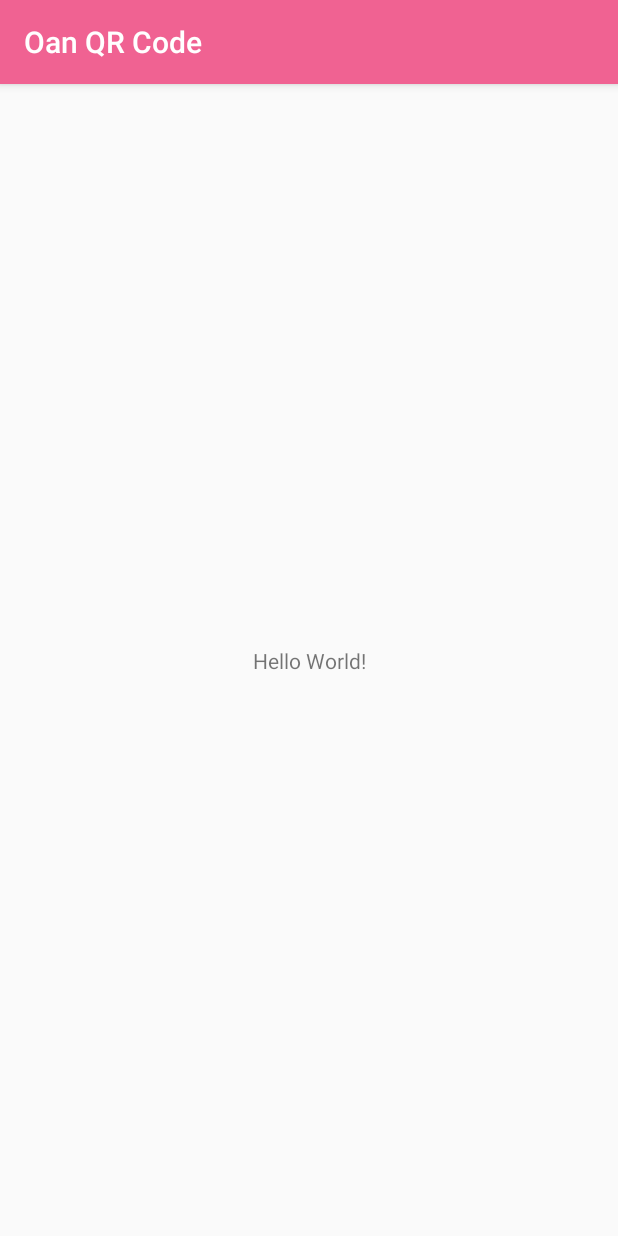
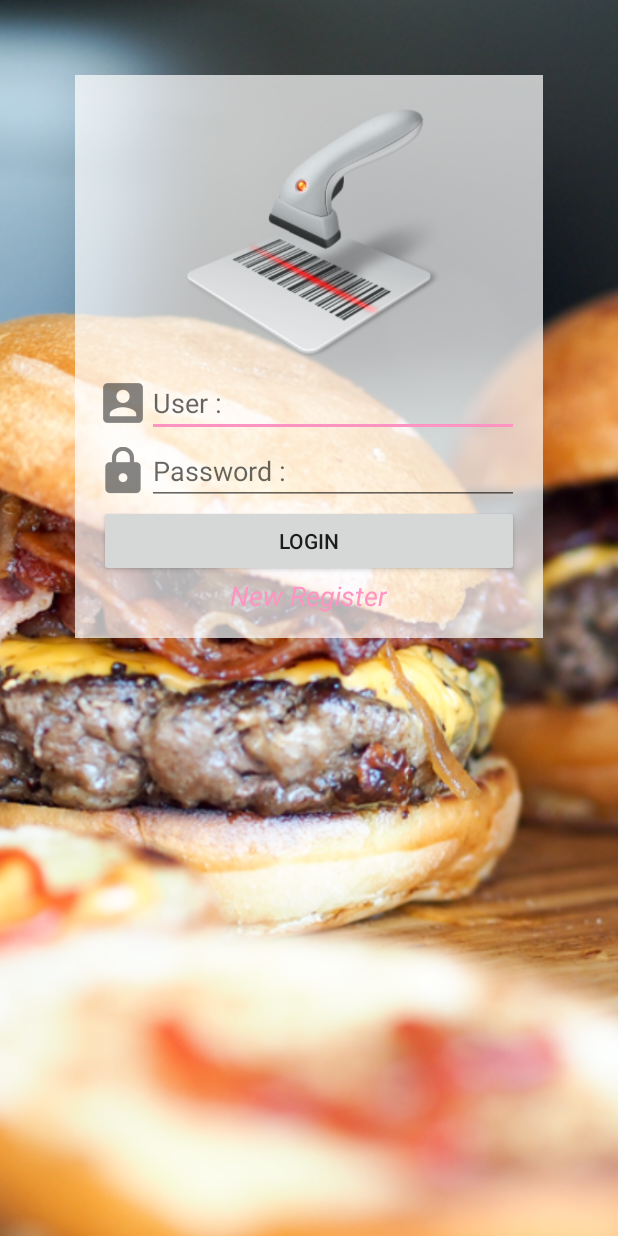
Before and after one commit to prawitn422/OanQRCode, an Android app: the screen it shows after launch (MainActivity), on a phone screen of 412 x 824 dp. Run offline under Robolectric (Android 15) with nearby library versions, the phone set to English and light mode, and no system bars.

Commit message:
Create MainFragment Success

```diff
--- a/app/src/main/AndroidManifest.xml
+++ b/app/src/main/AndroidManifest.xml
@@ -4,12 +4,12 @@
 
     <application
         android:allowBackup="true"
-        android:icon="@mipmap/ic_launcher"
+        android:icon="@drawable/logo"
         android:label="@string/app_name"
         android:roundIcon="@mipmap/ic_launcher_round"
         android:supportsRtl="true"
         android:theme="@style/AppTheme">
-        <activity android:name=".MainActivity">
+        <activity android:name=".MainActivity" android:screenOrientation="portrait">
             <intent-filter>
                 <action android:name="android.intent.action.MAIN" />
 
--- a/app/src/main/java/oansweety/cpn/co/th/oanqrcode/MainActivity.java
+++ b/app/src/main/java/oansweety/cpn/co/th/oanqrcode/MainActivity.java
@@ -2,6 +2,10 @@ package oansweety.cpn.co.th.oanqrcode;
 
 import android.support.v7.app.AppCompatActivity;
 import android.os.Bundle;
+
+import java.util.Collections;
+
+import oansweety.cpn.co.th.oanqrcode.fragment.MainFragment;
 
 public class MainActivity extends AppCompatActivity {
 
@@ -9,5 +13,17 @@ public class MainActivity extends AppCompatActivity {
     protected void onCreate(Bundle savedInstanceState) {
         super.onCreate(savedInstanceState);
         setContentView(R.layout.activity_main);
-    }
-}
+
+//        Add Fragment to Activity
+        if (savedInstanceState == null) {
+
+            getSupportFragmentManager().beginTransaction()
+                    .add(R.id.contentMainFragment, new MainFragment()).commit();
+
+        }
+
+
+
+    }   // Main Method
+
+}   // Main Class
--- /dev/null
+++ b/app/src/main/java/oansweety/cpn/co/th/oanqrcode/fragment/MainFragment.java
@@ -0,0 +1,24 @@
+package oansweety.cpn.co.th.oanqrcode.fragment;
+
+import android.os.Bundle;
+import android.support.annotation.Nullable;
+import android.support.v4.app.Fragment;
+import android.view.LayoutInflater;
+import android.view.View;
+import android.view.ViewGroup;
+
+import oansweety.cpn.co.th.oanqrcode.R;
+
+/**
+ * Created by kachutima on 7/3/2561.
+ */
+
+public class MainFragment extends Fragment{
+
+    @Nullable
+    @Override
+    public View onCreateView(LayoutInflater inflater, @Nullable ViewGroup container, @Nullable Bundle savedInstanceState) {
+        View view = inflater.inflate(R.layout.fragment_main, container, false);
+        return view;
+    }
+}   // Main Class
--- a/app/src/main/res/layout/activity_main.xml
+++ b/app/src/main/res/layout/activity_main.xml
@@ -6,13 +6,17 @@
     android:layout_height="match_parent"
     tools:context="oansweety.cpn.co.th.oanqrcode.MainActivity">
 
-    <TextView
-        android:layout_width="wrap_content"
-        android:layout_height="wrap_content"
-        android:text="Hello World!"
-        app:layout_constraintBottom_toBottomOf="parent"
-        app:layout_constraintLeft_toLeftOf="parent"
-        app:layout_constraintRight_toRightOf="parent"
-        app:layout_constraintTop_toTopOf="parent" />
+    <!--Wallpaper-->
+    <ImageView
+        android:scaleType="centerCrop"
+        android:src="@drawable/bg6"
+        android:layout_width="match_parent"
+        android:layout_height="match_parent" />
+
+    <!--Content of Fragment-->
+    <FrameLayout
+        android:id="@+id/contentMainFragment"
+        android:layout_width="match_parent"
+        android:layout_height="match_parent"/>
 
 </android.support.constraint.ConstraintLayout>
--- /dev/null
+++ b/app/src/main/res/layout/fragment_main.xml
@@ -0,0 +1,86 @@
+<?xml version="1.0" encoding="utf-8"?>
+<LinearLayout xmlns:android="http://schemas.android.com/apk/res/android"
+    android:id="@+id/x"
+    android:layout_width="match_parent"
+    android:layout_height="match_parent"
+    android:orientation="vertical">
+
+    <!--Content-->
+    <LinearLayout
+        android:background="#b4ffffff"
+        android:padding="@dimen/padding"
+        android:layout_width="match_parent"
+        android:layout_height="wrap_content"
+        android:layout_margin="@dimen/margin"
+        android:orientation="vertical">
+
+        <!--Logo-->
+        <ImageView
+            android:layout_width="@dimen/logo"
+            android:layout_height="@dimen/logo"
+            android:layout_gravity="center_horizontal"
+            android:src="@drawable/logo" />
+
+        <!--User-->
+        <LinearLayout
+            android:layout_width="match_parent"
+            android:layout_height="wrap_content"
+            android:orientation="horizontal">
+
+            <!--Icon-->
+            <ImageView
+                android:layout_width="wrap_content"
+                android:layout_height="wrap_content"
+                android:layout_gravity="center_vertical"
+                android:src="@drawable/ic_action_user" />
+
+            <!--Text Field-->
+            <EditText
+                android:layout_width="match_parent"
+                android:layout_height="wrap_content"
+                android:hint="@string/user"
+                android:inputType="text" />
+
+        </LinearLayout>
+
+        <!--Password-->
+        <LinearLayout
+            android:layout_width="match_parent"
+            android:layout_height="wrap_content"
+            android:orientation="horizontal">
+
+            <!--Icon-->
+            <ImageView
+                android:layout_width="wrap_content"
+                android:layout_height="wrap_content"
+                android:layout_gravity="center_vertical"
+                android:src="@drawable/ic_action_password" />
+
+            <!--Text Field-->
+            <EditText
+                android:layout_width="match_parent"
+                android:layout_height="wrap_content"
+                android:hint="@string/password"
+                android:inputType="textPassword" />
+
+        </LinearLayout>
+
+        <!--Login Button-->
+        <Button
+            android:text="Login"
+            android:layout_width="match_parent"
+            android:layout_height="wrap_content" />
+
+        <!--New Register-->
+        <TextView
+            android:textStyle="italic"
+            android:textColor="@color/colorAccent"
+            android:layout_gravity="center_horizontal"
+            android:textSize="@dimen/h2"
+            android:text="New Register"
+            android:layout_width="wrap_content"
+            android:layout_height="wrap_content" />
+
+    </LinearLayout>
+
+</LinearLayout>
--- /dev/null
+++ b/app/src/main/res/values/dimens.xml
@@ -0,0 +1,8 @@
+<?xml version="1.0" encoding="utf-8"?>
+<resources>
+    <dimen name="margin">50dp</dimen>
+    <dimen name="h1">24sp</dimen>
+    <dimen name="h2">18sp</dimen>
+    <dimen name="padding">16dp</dimen>
+    <dimen name="logo">180dp</dimen>
+</resources>
--- a/app/src/main/res/values/strings.xml
+++ b/app/src/main/res/values/strings.xml
@@ -1,3 +1,5 @@
 <resources>
     <string name="app_name">Oan QR Code</string>
+    <string name="user">User :</string>
+    <string name="password">Password :</string>
 </resources>
--- a/app/src/main/res/values/styles.xml
+++ b/app/src/main/res/values/styles.xml
@@ -1,7 +1,7 @@
 <resources>
 
     <!-- Base application theme. -->
-    <style name="AppTheme" parent="Theme.AppCompat.Light.DarkActionBar">
+    <style name="AppTheme" parent="Theme.AppCompat.Light.NoActionBar">
         <!-- Customize your theme here. -->
         <item name="colorPrimary">@color/colorPrimary</item>
         <item name="colorPrimaryDark">@color/colorPrimaryDark</item>
```
Also changed, not shown: app/src/main/res/drawable-hdpi/ic_action_password.png (added), app/src/main/res/drawable-hdpi/ic_action_user.png (added), app/src/main/res/drawable-mdpi/ic_action_password.png (added), app/src/main/res/drawable-mdpi/ic_action_user.png (added), app/src/main/res/drawable-xhdpi/ic_action_password.png (added), app/src/main/res/drawable-xhdpi/ic_action_user.png (added), app/src/main/res/drawable-xxhdpi/ic_action_password.png (added), app/src/main/res/drawable-xxhdpi/ic_action_user.png (added), app/src/main/res/drawable/bg6.png (added), app/src/main/res/drawable/logo.png (added).
